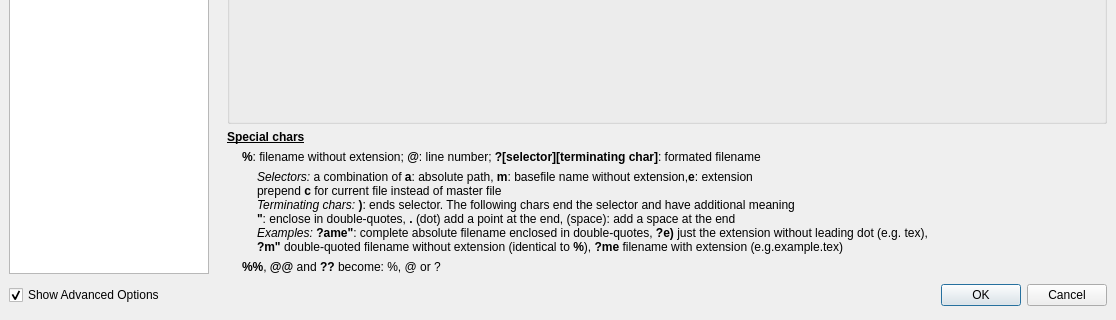
Qt form configdialog.ui (svn2github/texstudio-trunk) before a commit; both pictures show x 0 to 1116 and y 354 to 674 of the 1116 by 674 pixel window.
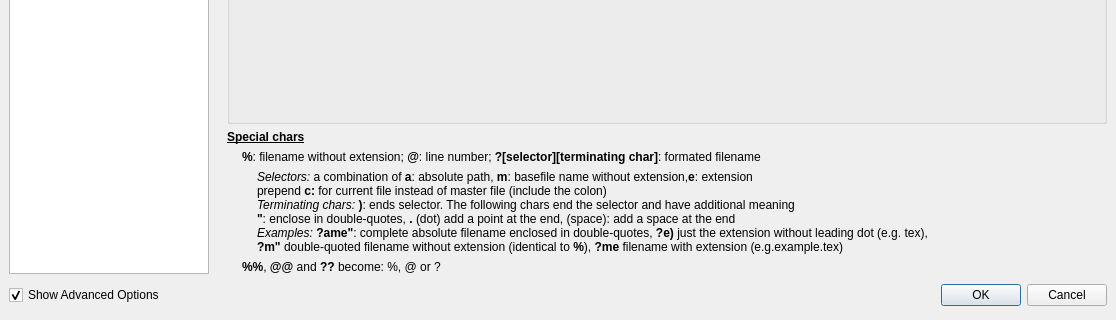
The same form after that commit. The open tabs and pages were chosen to show the change. Icons and pictures are not drawn.

Commit message: correct description of c:

```diff
--- a/configdialog.ui
+++ b/configdialog.ui
@@ -573,7 +573,7 @@
         <widget class="QLabel" name="label_17">
          <property name="text">
           <string>&lt;i&gt;Selectors:&lt;/i&gt; a combination of &lt;b&gt;a&lt;/b&gt;: absolute path, &lt;!--&lt;i&gt;r&lt;/i&gt;: relative path, --&gt;&lt;b&gt;m&lt;/b&gt;: basefile name without extension,&lt;b&gt;e&lt;/b&gt;: extension&lt;br /&gt;
-prepend &lt;b&gt;c&lt;/b&gt; for current file instead of master file&lt;br /&gt;
+prepend &lt;b&gt;c:&lt;/b&gt; for current file instead of master file (include the colon)&lt;br /&gt;
 &lt;i&gt;Terminating chars:&lt;/i&gt; &lt;b&gt;)&lt;/b&gt;: ends selector. The following chars end the selector and have additional meaning&lt;br /&gt;
 &lt;b&gt;&quot;&lt;/b&gt;: enclose in double-quotes, &lt;b&gt;.&lt;/b&gt; (dot) add a point at the end, (space): add a space at the end&lt;br /&gt;
 &lt;i&gt;Examples:&lt;/i&gt; &lt;b&gt;?ame&quot;&lt;/b&gt;: complete absolute filename enclosed in double-quotes, &lt;b&gt;?e)&lt;/b&gt; just the extension without leading dot (e.g. tex), &lt;br /&gt;
```
Left out of the diff: 20 changed lines with no effect on the pictures.
